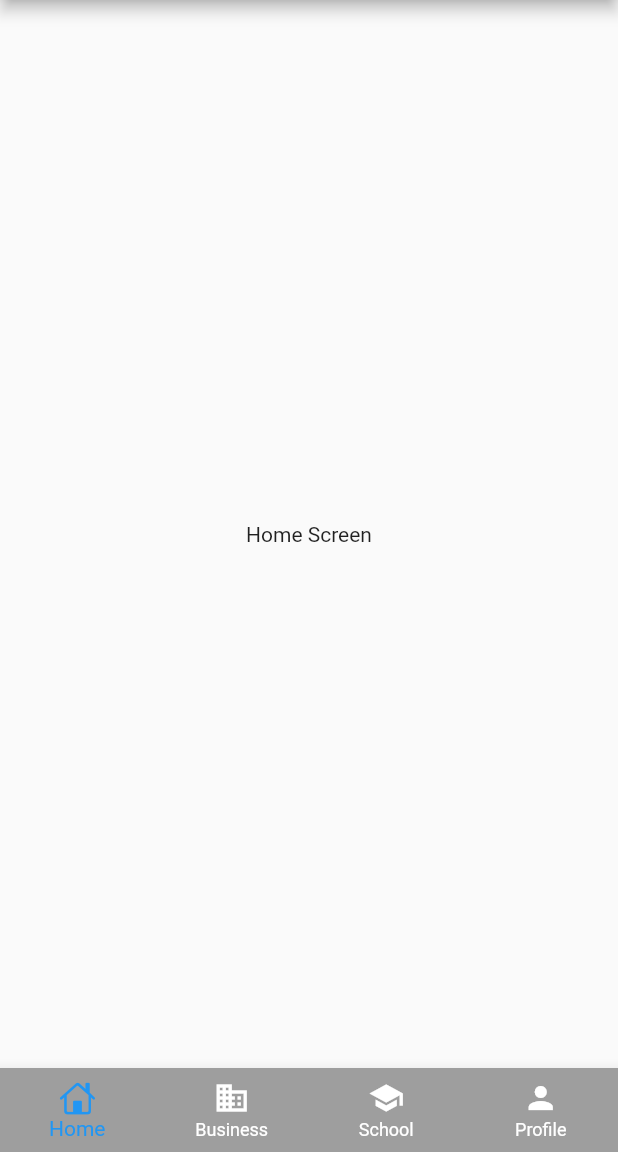
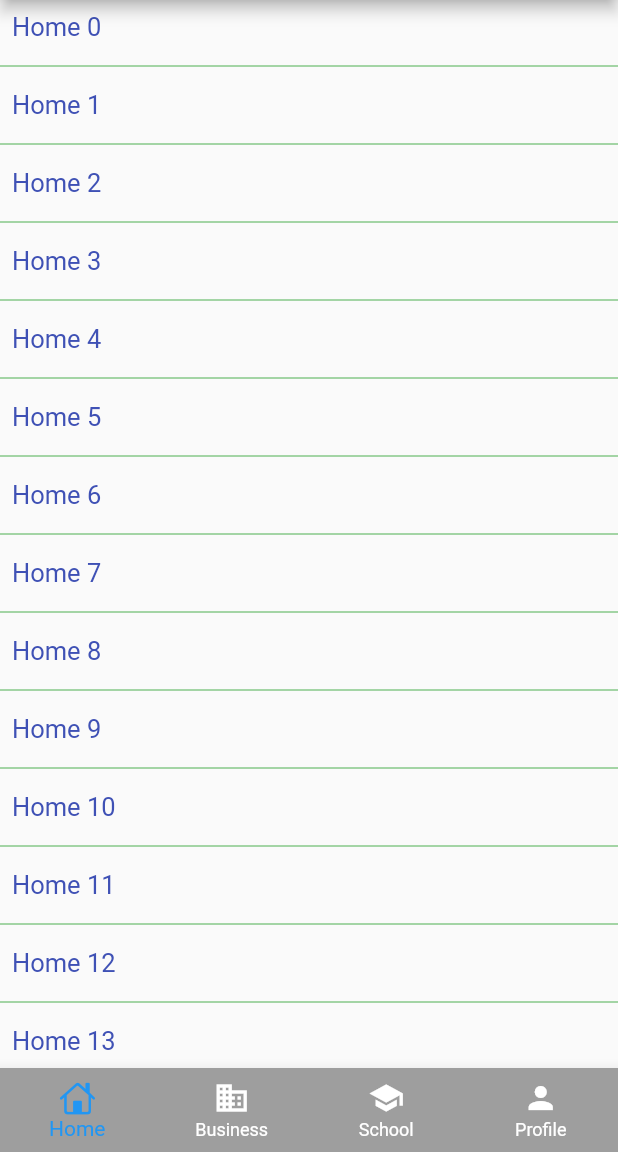
Before and after one commit to vohoangtuit/flutter_bottom_navigation_bar, a Flutter app: the screen it shows after launch, after a tap on "Bottom Screen", on a phone screen of 412 x 824 dp, the part 84-1236 px from its top. Run offline on Flutter 3.47's test engine with Material 2 defaults, Android fonts, the phone set to English and light mode, and no system bars.

```diff
--- a/tab_layout/lib/modules/taps/home_tap.dart
+++ b/tab_layout/lib/modules/taps/home_tap.dart
@@ -5,11 +5,15 @@ class HomeTap extends StatelessWidget {
   Widget build(BuildContext context) {
     return Scaffold(
       body: Center(
-        child: Column(
-          mainAxisAlignment: MainAxisAlignment.center,
-         children:  [
-           Text("Home Screen"),
-         ],
+        child: ListView.separated(
+          separatorBuilder: (context, index) => Divider(
+            color: Colors.green,
+          ),
+          itemCount: 30,
+          itemBuilder: (context, index) => Padding(
+              padding: EdgeInsets.all(8.0),
+              child: Text("Home $index", style: TextStyle(color: Colors.indigo, fontSize: 17),)
+          ),
         ),
       ),
     );
```
Also changed, not shown: tab_layout/lib/modules/taps/business_tap.dart (+9 -5 lines), tab_layout/lib/modules/taps/school_tap.dart (+9 -5 lines).
